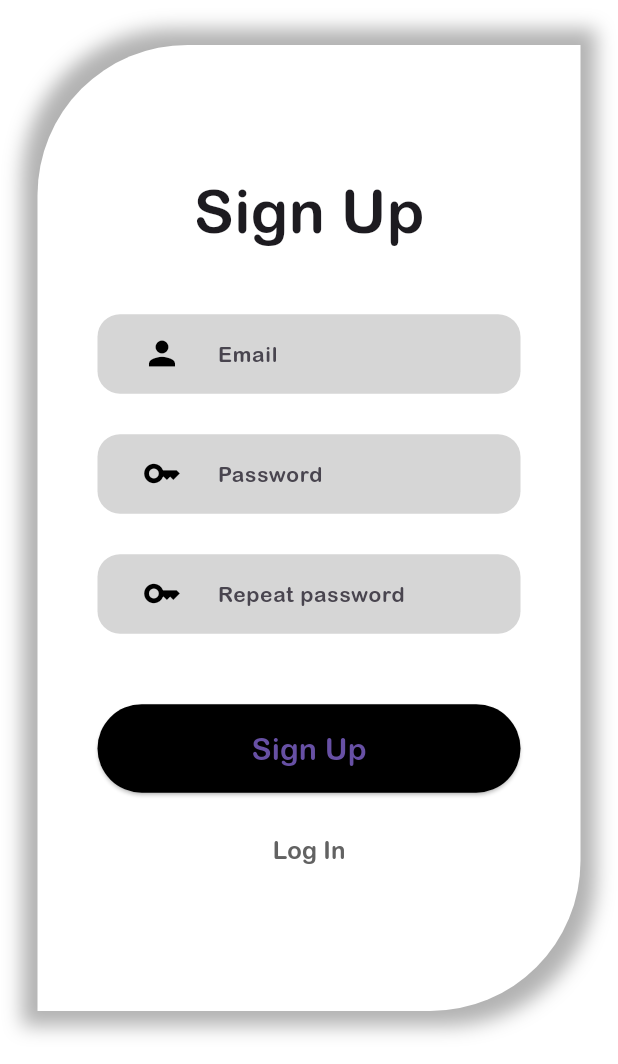
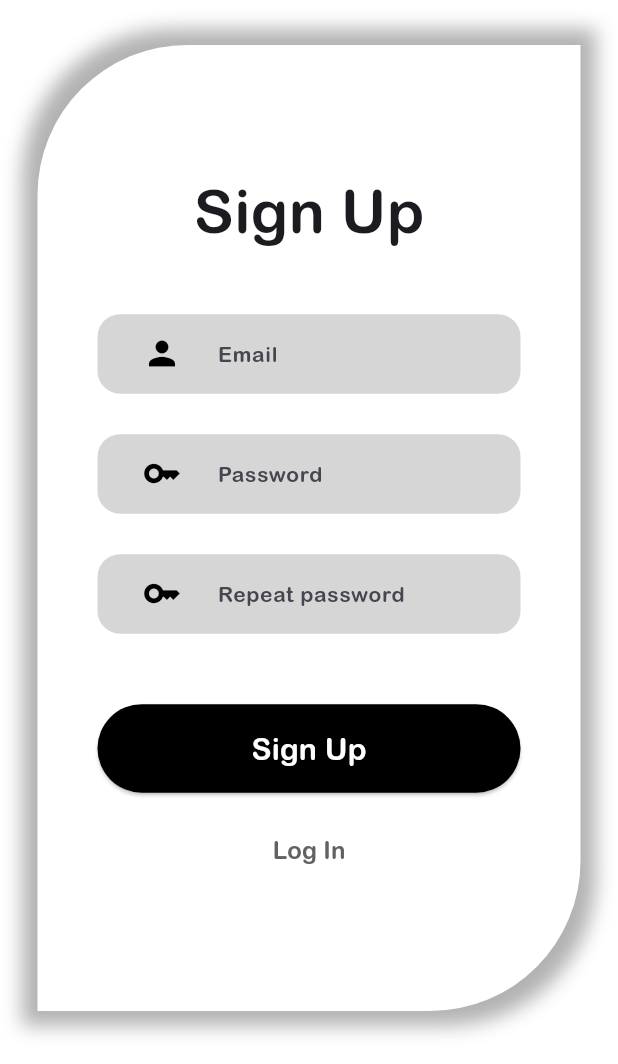
Before and after one commit to muxonn/grow_guard, a Flutter app: the screen it shows after launch, after a tap on "Sign Up", on a phone screen of 412 x 824 dp, the part 172-1236 px from its top. Run offline on Flutter 3.47's test engine with Material 3 defaults, Android fonts, the phone set to English and light mode, and no system bars; our stand-ins replace firebase_auth, firebase_core, flutter_hooks; accounts and stored records are empty; network calls fail.

```diff
--- a/lib/views/camera_page.dart
+++ b/lib/views/camera_page.dart
@@ -58,7 +58,7 @@ class CameraPage extends HookWidget {
           const SizedBox(height: 10),
           Text(lastUpdated.value),
           Container(
-            width: 100,
+            width: 120,
             margin: const EdgeInsets.only(top: 50),
             child: Row(
               mainAxisAlignment: MainAxisAlignment.spaceBetween,
--- a/lib/views/login_page.dart
+++ b/lib/views/login_page.dart
@@ -124,7 +124,8 @@ class LoginPage extends HookWidget {
                               )
                             : const Text(
                                 "Login",
-                                style: TextStyle(fontSize: 20),
+                                style: TextStyle(
+                                    fontSize: 20, color: Colors.white),
                               ),
                       ),
                     ),
--- a/lib/views/signup_page.dart
+++ b/lib/views/signup_page.dart
@@ -135,7 +135,8 @@ class SignUpPage extends HookWidget {
                               )
                             : const Text(
                                 "Sign Up",
-                                style: TextStyle(fontSize: 20),
+                                style: TextStyle(
+                                    fontSize: 20, color: Colors.white),
                               ),
                       ),
                     ),
```
